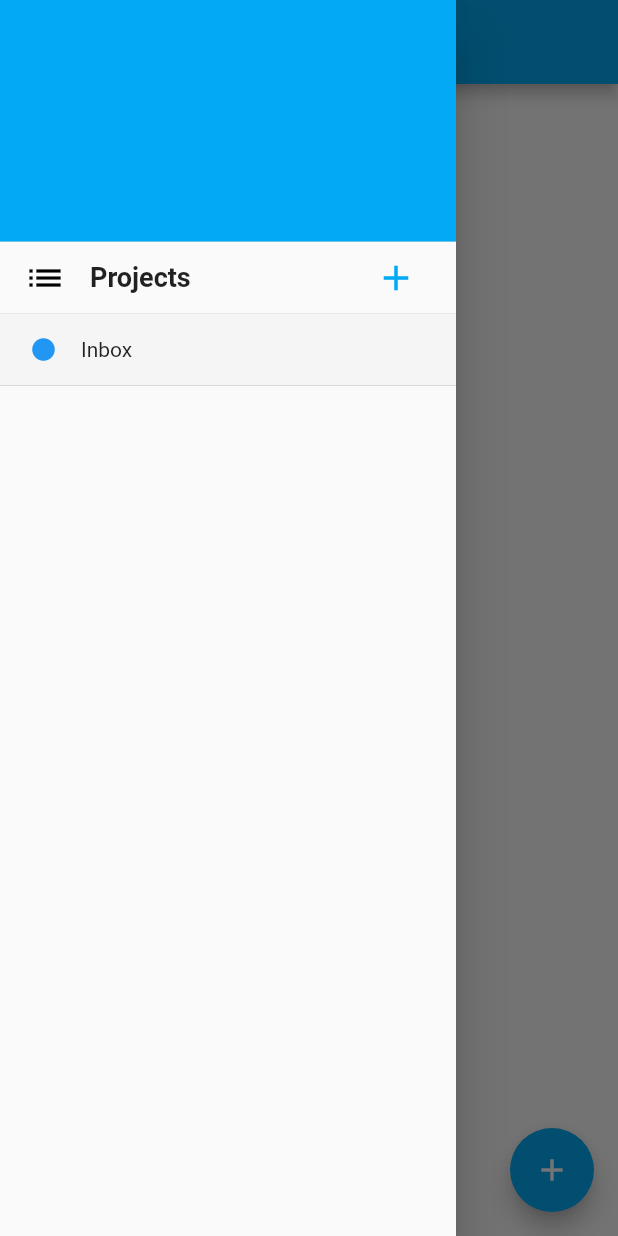
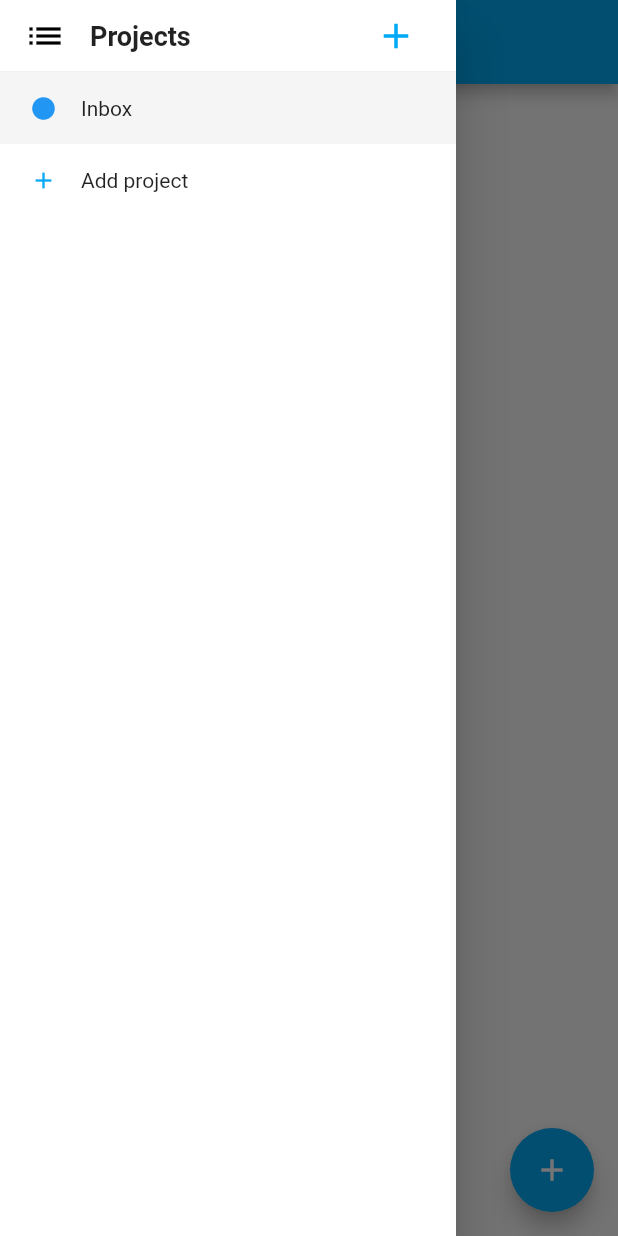
Before and after one commit to cleitonmonteiro/task-now, a Flutter app: the screen it shows after launch, with the side drawer open, on a phone screen of 412 x 824 dp. Run offline on Flutter 3.47's test engine with Material 2 defaults, Android fonts, the phone set to English and light mode, and no system bars; our stand-ins replace sqflite; accounts and stored records are empty.

Commit message:
refactored and finalized the initial version

```diff
--- a/lib/main.dart
+++ b/lib/main.dart
@@ -19,14 +19,12 @@ class App extends StatelessWidget {
         theme: ThemeData(
           primarySwatch: Colors.lightBlue,
           primaryColor: Colors.lightBlue,
+          backgroundColor: Colors.white,
           visualDensity: VisualDensity.adaptivePlatformDensity,
           buttonTheme: ButtonThemeData().copyWith(
             padding: EdgeInsets.symmetric(horizontal: 10.0),
             minWidth: 30.0,
             height: 30.0,
-          ),
-          iconTheme: IconThemeData().copyWith(
-            color: Colors.white,
           ),
         ),
         home: HomePage(),
--- a/lib/pages/home.dart
+++ b/lib/pages/home.dart
@@ -1,11 +1,12 @@
 import 'package:flutter/material.dart';
 import 'package:flutter/rendering.dart';
 import 'package:provider/provider.dart';
+import 'package:task_now/data/models/project.dart';
 import 'package:task_now/pages/new_project.dart';
 import 'package:task_now/pages/no_tasks.dart';
 import 'package:task_now/todo_brain.dart';
 import 'package:task_now/widgets/add_todo_bottom_sheet.dart';
-import 'package:task_now/widgets/project_item.dart';
+import 'package:task_now/widgets/project_list_view.dart';
 import 'package:task_now/widgets/todo_list_view.dart';
 
 class HomePage extends StatelessWidget {
@@ -25,22 +26,22 @@ class HomePage extends StatelessWidget {
               brain.selectedProject.name,
               style: TextStyle().copyWith(color: Colors.white),
             ),
-            iconTheme: Theme.of(context).iconTheme,
+            iconTheme:
+                Theme.of(context).iconTheme.copyWith(color: Colors.white),
           ),
           drawer: Drawer(
+            child: DecoratedBox(
+              decoration:
+                  BoxDecoration(color: Theme.of(context).backgroundColor),
               child: ListView(
                 padding: EdgeInsets.zero,
                 children: <Widget>[
-                // TODO: DrawerHeader
-                DrawerHeader(
-                  margin: EdgeInsets.zero,
-                  decoration: BoxDecoration(
-                    color: Theme.of(context).accentColor,
+                  Container(
+                    height: MediaQuery.of(context).padding.top,
+                    color: Theme.of(context).primaryColor,
                   ),
-                ),
-                // TODO: button para adicionar um novo porjeto
                   Padding(
-                  padding: const EdgeInsets.symmetric(horizontal: 16.0),
+                    padding: EdgeInsets.symmetric(horizontal: 16.0),
                     child: Row(
                       children: [
                         const Icon(
@@ -64,47 +65,44 @@ class HomePage extends StatelessWidget {
                             size: 28.0,
                             color: Theme.of(context).primaryColor,
                           ),
-                        onPressed: () {
-                          Navigator.push(
-                            context,
-                            MaterialPageRoute(
-                              builder: (context) => NewProjectPage(),
-                            ),
-                          );
-                        },
+                          onPressed: () => _addNewProject(context),
                         ),
                       ],
                     ),
                   ),
                   Divider(height: 0.0),
-                ListView.builder(
-                  padding: EdgeInsets.zero,
-                  physics: NeverScrollableScrollPhysics(),
-                  shrinkWrap: true,
-                  itemCount: brain.projects.length,
-                  itemBuilder: (context, index) {
-                    final project = brain.projects[index];
-                    return ProjectItem(
-                      project: project,
-                      onTap: () async {
+                  ProjectListView(
+                    projects: brain.projects,
+                    selectedProject: brain.selectedProject,
+                    onTapCallback: (project) async {
                       brain.updateSelectedProject(project);
                       Navigator.pop(context);
                     },
-                      selected: project == brain.selectedProject,
-                    );
-                  },
+                  ),
+                  _RowButton(
+                    onTap: () => _addNewProject(context),
+                    children: [
+                      Icon(
+                        Icons.add,
+                        color: Theme.of(context).primaryColor,
+                        size: 18.0,
+                      ),
+                      SizedBox(width: 16.0),
+                      Text('Add project'),
+                    ],
                   ),
                 ],
               ),
             ),
-          body: brain.selectedProject.todos.length == 0
+          ),
+          body: brain.selectedProject.todos.isEmpty
               ? NoTasksPage()
               : SingleChildScrollView(
                   child: TodoListView(brain.selectedProject.todos),
                 ),
           floatingActionButton: FloatingActionButton(
             onPressed: () async {
-              _showAddTodoSheet(context);
+              _showAddTodoSheet(context, brain.projects.first);
             },
             child: Icon(
               Icons.add,
@@ -116,12 +114,50 @@ class HomePage extends StatelessWidget {
     );
   }
 
-  void _showAddTodoSheet(BuildContext context) async {
+  void _addNewProject(BuildContext context) {
+    Navigator.push(
+      context,
+      MaterialPageRoute(
+        builder: (context) => NewProjectPage(),
+      ),
+    );
+  }
+
+  void _showAddTodoSheet(BuildContext context, Project defaultProject) async {
     return showModalBottomSheet(
       isScrollControlled: true,
       backgroundColor: Colors.transparent,
       context: context,
-      builder: (context) => AddTodoBottomSheet(),
+      builder: (context) => AddTodoBottomSheet(defaultProject),
     );
   }
 }
+
+class _RowButton extends StatelessWidget {
+  const _RowButton({
+    @required this.onTap,
+    @required this.children,
+    this.padding = const EdgeInsets.symmetric(horizontal: 20.0, vertical: 15.0),
+    this.backgroundColor = Colors.white,
+  })  : assert(onTap != null),
+        assert(children != null);
+
+  final Function onTap;
+  final List<Widget> children;
+  final EdgeInsets padding;
+  final Color backgroundColor;
+
+  @override
+  Widget build(BuildContext context) {
+    return InkWell(
+      onTap: onTap,
+      child: Container(
+        padding: padding,
+        color: backgroundColor,
+        child: Row(
+          children: children,
+        ),
+      ),
+    );
+  }
+}
--- a/lib/todo_brain.dart
+++ b/lib/todo_brain.dart
@@ -6,62 +6,54 @@ import 'package:task_now/data/todo_repo.dart';
 
 class TodoBrain extends ChangeNotifier {
   TodoBrain(this.repo) {
-    updateTodos();
     updateProjects();
   }
 
   final TodoRepo repo;
-  List<Todo> _todos = [];
-  List<Project> _projects = [];
-  Project _selectedProject;
+  List<Project> projects = [];
+  Project selectedProject;
 
-  List<Todo> get todos => _todos;
-  List<Project> get projects => _projects;
-  Project get selectedProject => _selectedProject;
+  void updateProjects() async {
+    projects = await repo.getAllProjects();
 
-  void updateTodos() async {
-    _todos = await repo.getAllTodos();
+    if (projects.isEmpty) {
+      final inbox = Project(name: 'Inbox', color: Colors.blue);
+      await repo.insertProject(inbox);
+      projects = await repo.getAllProjects();
+    }
+
+    if (selectedProject == null) {
+      selectedProject = projects.first;
+    }
 
     notifyListeners();
   }
 
-  void updateProjects() async {
-    _projects = await repo.getAllProjects();
-
-    if (projects.isEmpty) {
-      final inbox = Project(name: 'Inbox', color: Colors.blue);
-      await repo.insertProject(inbox);
-      _projects = await repo.getAllProjects();
+  void updateSelectedProject(Project project) {
+    if (selectedProject != project) {
+      selectedProject = project;
+      notifyListeners();
     }
-
-    _selectedProject = _projects.first;
-    notifyListeners();
-  }
-
-  void updateSelectedProject(Project project) {
-    _selectedProject = project;
-    // TODO: vericicar antes de mudar
-    notifyListeners();
   }
 
   Future<bool> addTodo(Todo todo) async {
     final result = await repo.insertTodo(todo);
 
-    updateTodos();
+    updateProjects();
     return result;
   }
 
   Future<bool> deleteTodoById(int id) async {
     final result = await repo.deleteTodoById(id);
 
-    updateTodos();
+    updateProjects();
     return result;
   }
 
   Future<bool> updateTodo(Todo todo) async {
     final result = await repo.updateTodo(todo);
 
-    updateTodos();
+    updateProjects();
     return result;
   }
 
@@ -76,7 +68,6 @@ class TodoBrain extends ChangeNotifier {
     final result = await repo.deleteProjectById(id);
 
     updateProjects();
-    updateTodos();
     return result;
   }
 
--- a/lib/widgets/project_item.dart
+++ b/lib/widgets/project_item.dart
@@ -17,16 +17,19 @@ class ProjectItem extends StatelessWidget {
   Widget build(BuildContext context) {
     final color = selected ? Theme.of(context).selectedRowColor : Colors.white;
 
+    var trailing = <Widget>[];
+    if (project.todos.isNotEmpty) {
+      trailing = [
+        Spacer(),
+        Text(project.todos.length.toString()),
+      ];
+    }
+
     return InkWell(
       onTap: onTap,
       child: Container(
         padding: EdgeInsets.symmetric(horizontal: 20.0, vertical: 15.0),
-        decoration: BoxDecoration(
-          border: Border(
-            bottom: Divider.createBorderSide(context),
-          ),
-          color: color,
-        ),
+        color: color,
         child: Row(
           children: [
             Icon(
@@ -36,6 +39,7 @@ class ProjectItem extends StatelessWidget {
             ),
             SizedBox(width: 16.0),
             Text(project.name),
+            ...trailing,
           ],
         ),
       ),
--- /dev/null
+++ b/lib/widgets/project_list_view.dart
@@ -0,0 +1,35 @@
+import 'package:flutter/material.dart';
+import 'package:task_now/data/models/project.dart';
+import 'package:task_now/widgets/project_item.dart';
+
+class ProjectListView extends StatelessWidget {
+  const ProjectListView({
+    @required this.projects,
+    @required this.selectedProject,
+    @required this.onTapCallback,
+  })  : assert(projects != null),
+        assert(onTapCallback != null);
+
+  final List<Project> projects;
+  final Function onTapCallback;
+  final Project selectedProject;
+
+  @override
+  Widget build(BuildContext context) {
+    return ListView.builder(
+      shrinkWrap: true,
+      padding: EdgeInsets.zero,
+      physics: NeverScrollableScrollPhysics(),
+      itemCount: projects.length,
+      itemBuilder: (context, index) {
+        final project = projects[index];
+
+        return ProjectItem(
+          project: project,
+          onTap: () => onTapCallback(project),
+          selected: project == selectedProject,
+        );
+      },
+    );
+  }
+}
--- a/lib/widgets/todo_item.dart
+++ b/lib/widgets/todo_item.dart
@@ -37,7 +37,7 @@ class TodoItem extends StatelessWidget {
         ? Icon(Icons.done, color: Colors.green)
         : Icon(Icons.radio_button_unchecked);
 
-    Widget body = Padding(
+    final body = Padding(
       padding: EdgeInsets.only(left: 10.0),
       child: Column(
         crossAxisAlignment: CrossAxisAlignment.start,
@@ -85,14 +85,14 @@ class TodoItem extends StatelessWidget {
         padding: EdgeInsets.symmetric(horizontal: 16.0, vertical: 10.0),
         child: Row(
           children: <Widget>[
-            InkWell(
+            GestureDetector(
               child: todoIcon,
               onTap: () {
                 todo.toggleDone();
                 brain.updateTodo(todo);
               },
             ),
-            body,
+            body
           ],
         ),
       ),
```
Also changed, not shown: lib/pages/new_project.dart (+18 -17 lines), lib/widgets/add_todo_bottom_sheet.dart (+24 -49 lines), 2 other files. Lines whose indentation alone changed are shown as unchanged.
